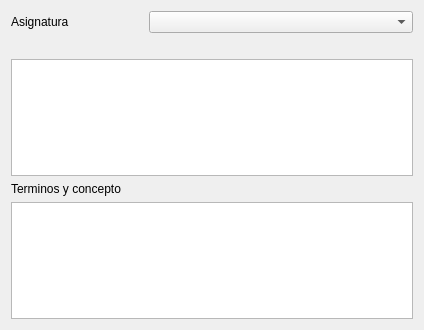
Qt form listaform.ui (LuisCOD369/AskMe) before a commit.
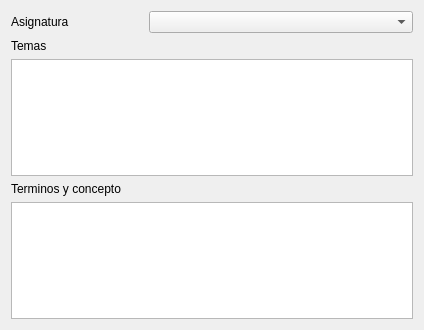
The same form after that commit.

Commit message: Ventana creditos terminado

Patch:
```diff
--- a/listaform.ui
+++ b/listaform.ui
@@ -19,7 +19,7 @@
      <item>
       <widget class="QLabel" name="label_2">
        <property name="text">
-        <string/>
+        <string>Temas</string>
        </property>
       </widget>
      </item>
```
The commit also changes 4 other files.
